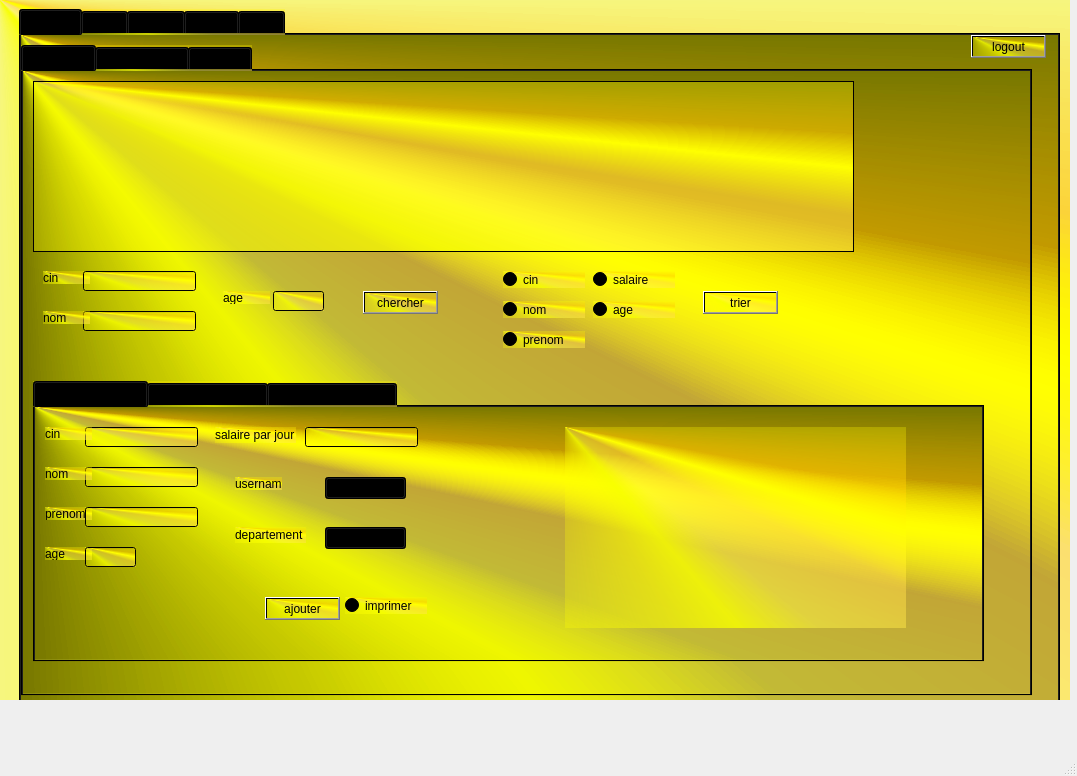
Before: the Qt Designer form mainwindow.ui in Firas-Bha/Smart-Factory-2A2, drawn with Qt 5.
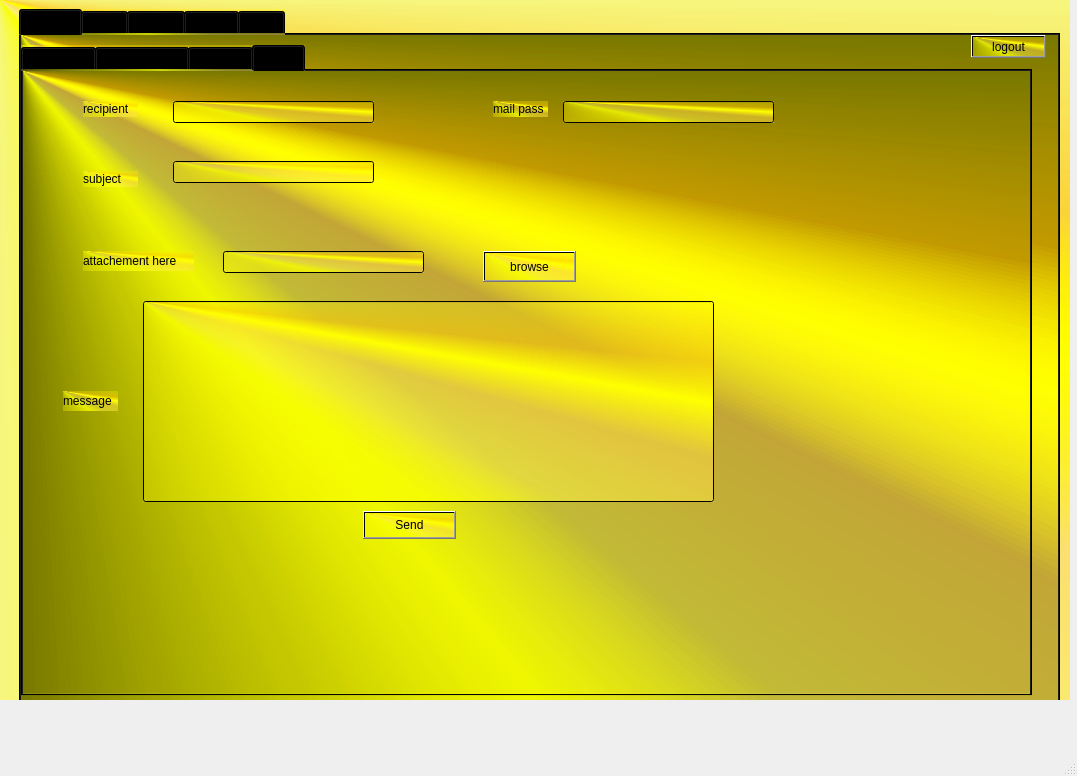
After: the same form once the commit is applied. The open tabs and pages were chosen to show the change. Icons and pictures are not drawn. Custom widgets are drawn as their Qt base class.

What changed in the file:
```diff
--- a/mainwindow.ui
+++ b/mainwindow.ui
@@ -180,7 +180,7 @@
          <string notr="true">background-color: qconicalgradient(cx:0, cy:0, angle:135, stop:0 rgba(255, 255, 0, 69), stop:0.375 rgba(255, 255, 0, 69), stop:0.423533 rgba(251, 255, 0, 145), stop:0.45 rgba(247, 255, 0, 208), stop:0.477581 rgba(255, 244, 71, 130), stop:0.518717 rgba(255, 218, 71, 130), stop:0.55 rgba(255, 255, 0, 255), stop:0.57754 rgba(255, 203, 0, 130), stop:0.625 rgba(255, 255, 0, 69), stop:1 rgba(255, 255, 0, 69));</string>
         </property>
         <property name="currentIndex">
-         <number>0</number>
+         <number>3</number>
         </property>
         <widget class="QWidget" name="tab_14">
          <attribute name="title">
@@ -1607,6 +1607,155 @@
           </widget>
          </widget>
         </widget>
+        <widget class="QWidget" name="tab_12">
+         <attribute name="title">
+          <string>email</string>
+         </attribute>
+         <widget class="QPushButton" name="pushButton_18">
+          <property name="geometry">
+           <rect>
+            <x>340</x>
+            <y>440</y>
+            <width>93</width>
+            <height>28</height>
+           </rect>
+          </property>
+          <property name="text">
+           <string>Send</string>
+          </property>
+         </widget>
+         <widget class="QLineEdit" name="subject_2">
+          <property name="geometry">
+           <rect>
+            <x>150</x>
+            <y>90</y>
+            <width>201</width>
+            <height>22</height>
+           </rect>
+          </property>
+         </widget>
+         <widget class="QPushButton" name="browse">
+          <property name="geometry">
+           <rect>
+            <x>460</x>
+            <y>180</y>
+            <width>93</width>
+            <height>31</height>
+           </rect>
+          </property>
+          <property name="text">
+           <string>browse</string>
+          </property>
+         </widget>
+         <widget class="QLabel" name="label_109">
+          <property name="geometry">
+           <rect>
+            <x>40</x>
+            <y>320</y>
+            <width>55</width>
+            <height>20</height>
+           </rect>
+          </property>
+          <property name="text">
+           <string>message</string>
+          </property>
+         </widget>
+         <widget class="QLabel" name="label_93">
+          <property name="geometry">
+           <rect>
+            <x>60</x>
+            <y>30</y>
+            <width>55</width>
+            <height>16</height>
+           </rect>
+          </property>
+          <property name="text">
+           <string>recipient</string>
+          </property>
+         </widget>
+         <widget class="QLabel" name="label_108">
+          <property name="geometry">
+           <rect>
+            <x>470</x>
+            <y>30</y>
+            <width>55</width>
+            <height>16</height>
+           </rect>
+          </property>
+          <property name="text">
+           <string>mail pass</string>
+          </property>
+         </widget>
+         <widget class="QLineEdit" name="mail_pass_2">
+          <property name="geometry">
+           <rect>
+            <x>540</x>
+            <y>30</y>
+            <width>211</width>
+            <height>22</height>
+           </rect>
+          </property>
+          <property name="echoMode">
+           <enum>QLineEdit::Password</enum>
+          </property>
+         </widget>
+         <widget class="QLineEdit" name="msg_2">
+          <property name="geometry">
+           <rect>
+            <x>120</x>
+            <y>230</y>
+            <width>571</width>
+            <height>201</height>
+           </rect>
+          </property>
+         </widget>
+         <widget class="QLabel" name="label_107">
+          <property name="geometry">
+           <rect>
+            <x>60</x>
+            <y>180</y>
+            <width>111</width>
+            <height>20</height>
+           </rect>
+          </property>
+          <property name="text">
+           <string>attachement here</string>
+          </property>
+         </widget>
+         <widget class="QLineEdit" name="file_2">
+          <property name="geometry">
+           <rect>
+            <x>200</x>
+            <y>180</y>
+            <width>201</width>
+            <height>22</height>
+           </rect>
+          </property>
+         </widget>
+         <widget class="QLineEdit" name="rcpt_2">
+          <property name="geometry">
+           <rect>
+            <x>150</x>
+            <y>30</y>
+            <width>201</width>
+            <height>22</height>
+           </rect>
+          </property>
+         </widget>
+         <widget class="QLabel" name="label_104">
+          <property name="geometry">
+           <rect>
+            <x>60</x>
+            <y>100</y>
+            <width>55</width>
+            <height>16</height>
+           </rect>
+          </property>
+          <property name="text">
+           <string>subject</string>
+          </property>
+         </widget>
+        </widget>
        </widget>
        <widget class="QPushButton" name="pushButton_28">
         <property name="geometry">
```
Left out of the diff: 42 changed lines with no effect on the pictures.
